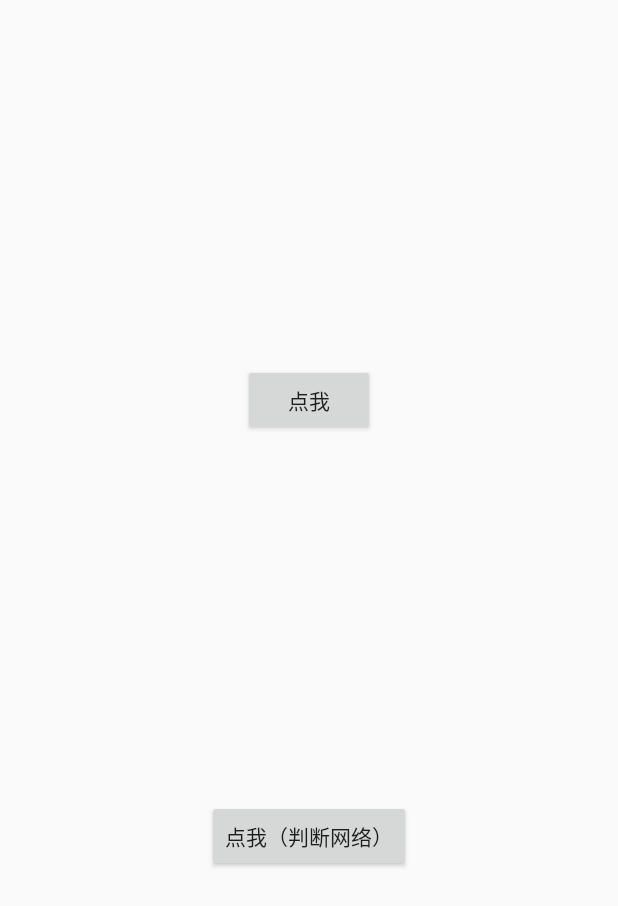
After one commit to moodstrikerdd/DemoGo, an Android app: the IocActivity screen opened directly, with no data from a screen before it, on a phone screen of 412 x 824 dp. The commit adds this screen. Shown: the top 906 px of the screen. Run offline under Robolectric (Android 15) with nearby library versions, the phone set to English and light mode, and no system bars.

Commit message:
简单ioc框架

```diff
--- a/app/src/main/AndroidManifest.xml
+++ b/app/src/main/AndroidManifest.xml
@@ -2,6 +2,7 @@
 <manifest xmlns:android="http://schemas.android.com/apk/res/android"
     package="com.moo.demogo">
 
+    <uses-permission android:name="android.permission.ACCESS_NETWORK_STATE" />
     <uses-permission android:name="android.permission.INTERNET" />
     <uses-permission android:name="android.permission.CAMERA" />
     <uses-permission android:name="android.permission.READ_EXTERNAL_STORAGE" />
@@ -63,7 +64,8 @@
         </provider>
 
         <activity android:name=".mainframe.diffutil.DiffUtilActivity" />
-        <activity android:name=".mainframe.share.ShareActivity"></activity>
+        <activity android:name=".mainframe.share.ShareActivity" />
+        <activity android:name=".mainframe.ioc.IocActivity" />
     </application>
 
 </manifest>
--- a/app/src/main/java/com/moo/demogo/MainActivity.kt
+++ b/app/src/main/java/com/moo/demogo/MainActivity.kt
@@ -10,6 +10,7 @@ import com.moo.demogo.bean.ActivityNameBean
 import com.moo.demogo.mainframe.coroutines.CoroutinesActivity
 import com.moo.demogo.mainframe.diffutil.DiffUtilActivity
 import com.moo.demogo.mainframe.headerandfooter.HeaderFooterActivity
+import com.moo.demogo.mainframe.ioc.IocActivity
 import com.moo.demogo.mainframe.service.ServiceActivity
 import com.moo.demogo.mainframe.share.ShareActivity
 import com.moo.demogo.mainframe.sidesliplistview.SideSlipActivity
@@ -28,7 +29,8 @@ class MainActivity : BaseActivity() {
             ActivityNameBean("ServiceActivity", "ServiceActivity\nstart bind Service生命周期", ServiceActivity::class.java),
             ActivityNameBean("VideoActivity", "VideoActivity\n选择拍摄视频", VideoActivity::class.java),
             ActivityNameBean("DiffUtilActivity", "DiffUtilActivity\nDiffUtil封装通用adapter", DiffUtilActivity::class.java),
-            ActivityNameBean("ShareActivity", "ShareActivity\n调用系统分享", ShareActivity::class.java)
+            ActivityNameBean("ShareActivity", "ShareActivity\n调用系统分享", ShareActivity::class.java),
+            ActivityNameBean("IocActivity", "IocActivity\n自定义ioc框架实现点击事件，网络判断，禁止重复点击", IocActivity::class.java)
     )
 
     override fun getLayoutId(): Int = R.layout.activity_main
--- /dev/null
+++ b/app/src/main/java/com/moo/demogo/mainframe/ioc/AnnotationUtils.kt
@@ -0,0 +1,48 @@
+package com.moo.demogo.mainframe.ioc
+
+import android.app.Activity
+import android.view.View
+import com.moo.demogo.utils.AppUtils
+
+/**
+ * @author moodstrikerdd
+ * @date 2018/7/30
+ * @label ioc入口
+ */
+class AnnotationUtils {
+    private val offsetTimes = hashMapOf<Int, Long>()
+
+    fun inject(activity: Activity) {
+        val javaClass = activity.javaClass
+        val declaredMethods = javaClass.declaredMethods
+        if (declaredMethods != null && declaredMethods.isNotEmpty()) {
+            declaredMethods.forEach { method ->
+                val onClick = method.getAnnotation(OnClick::class.java)
+                val checkNet = method.getAnnotation(CheckNet::class.java)
+                val limitRepeatClick = method.getAnnotation(LimitRepeatClick::class.java)
+                if (onClick != null) {
+                    val values = onClick.value
+                    var offsetTime = 0L
+                    if (limitRepeatClick != null) {
+                        offsetTime = limitRepeatClick.value
+                    }
+                    values.forEach { viewId ->
+                        val view = activity.findViewById<View>(viewId)
+                                ?: throw RuntimeException("OnClick注解中存在无效id")
+                        view.setOnClickListener {
+                            val lastTimeMillis = offsetTimes[viewId] ?: 0L
+                            val currentTimeMillis = System.currentTimeMillis()
+                            if (offsetTime == 0L || currentTimeMillis - lastTimeMillis >= offsetTime) {
+                                offsetTimes[viewId] = currentTimeMillis
+                                if (checkNet == null || checkNet.value.isEmpty() || !checkNet.value.contains(viewId) || AppUtils.hasNet(activity)) {
+                                    method.isAccessible = true
+                                    method.invoke(activity, view)
+                                }
+                            }
+                        }
+                    }
+                }
+            }
+        }
+    }
+}
--- /dev/null
+++ b/app/src/main/java/com/moo/demogo/mainframe/ioc/IocActivity.kt
@@ -0,0 +1,31 @@
+package com.moo.demogo.mainframe.ioc
+
+import android.view.View
+import android.widget.Button
+import com.moo.demogo.R
+import com.moo.demogo.base.BaseActivity
+import org.jetbrains.anko.toast
+
+/**
+ * @author moodstrikerdd
+ * @date 2018/7/30
+ * @label 自定义ioc
+ */
+class IocActivity : BaseActivity() {
+
+    override fun getLayoutId() = R.layout.activity_ioc
+
+    override fun initData() {
+    }
+
+    override fun initView() {
+        AnnotationUtils().inject(this)
+    }
+
+    @OnClick(R.id.btnClick1, R.id.btnClick2)
+    @CheckNet(R.id.btnClick2)
+    @LimitRepeatClick
+    fun onClick(view: View) {
+        toast("${(view as Button).text}被点击了！")
+    }
+}
--- a/app/src/main/java/com/moo/demogo/mainframe/webview/WebViewActivity.kt
+++ b/app/src/main/java/com/moo/demogo/mainframe/webview/WebViewActivity.kt
@@ -49,7 +49,9 @@ class WebViewActivity : BaseActivity() {
         url = intent.getStringExtra(DefineKey.URL)
         title = intent.getStringExtra(DefineKey.TITLE)
         usePost = intent.getBooleanExtra(DefineKey.USE_POST, false)
-        params = intent.getSerializableExtra(DefineKey.PARAMS_MAP) as HashMap<String, String>
+        if (intent.hasExtra(DefineKey.PARAMS_MAP)) {
+            params = intent.getSerializableExtra(DefineKey.PARAMS_MAP) as HashMap<String, String>
+        }
     }
 
     override fun initView() {
--- /dev/null
+++ b/app/src/main/res/layout/activity_ioc.xml
@@ -0,0 +1,39 @@
+<?xml version="1.0" encoding="utf-8"?>
+<android.support.constraint.ConstraintLayout xmlns:android="http://schemas.android.com/apk/res/android"
+    xmlns:app="http://schemas.android.com/apk/res-auto"
+    xmlns:tools="http://schemas.android.com/tools"
+    android:layout_width="match_parent"
+    android:layout_height="match_parent">
+
+    <Button
+        android:id="@+id/btnClick1"
+        android:layout_width="wrap_content"
+        android:layout_height="48dp"
+        android:layout_marginEnd="8dp"
+        android:layout_marginLeft="8dp"
+        android:layout_marginRight="8dp"
+        android:layout_marginStart="8dp"
+        android:layout_marginTop="8dp"
+        android:text="点我"
+        app:layout_constraintEnd_toEndOf="parent"
+        app:layout_constraintBottom_toTopOf="@id/btnClick2"
+        app:layout_constraintStart_toStartOf="parent"
+        app:layout_constraintTop_toTopOf="parent" />
+
+    <Button
+        android:id="@+id/btnClick2"
+        android:layout_width="wrap_content"
+        android:layout_height="wrap_content"
+        android:layout_marginBottom="8dp"
+        android:layout_marginEnd="8dp"
+        android:layout_marginLeft="8dp"
+        android:layout_marginRight="8dp"
+        android:layout_marginStart="8dp"
+        android:layout_marginTop="8dp"
+        android:text="点我（判断网络）"
+        app:layout_constraintBottom_toBottomOf="parent"
+        app:layout_constraintEnd_toEndOf="parent"
+        app:layout_constraintStart_toStartOf="parent"
+        app:layout_constraintTop_toBottomOf="@+id/btnClick1" />
+
+</android.support.constraint.ConstraintLayout>
```
Also changed, not shown: app/src/main/java/com/moo/demogo/mainframe/ioc/CheckNet.kt (added, +10 -0 lines), app/src/main/java/com/moo/demogo/mainframe/ioc/LimitRepeatClick.kt (added, +10 -0 lines), app/src/main/java/com/moo/demogo/mainframe/ioc/OnClick.kt (added, +10 -0 lines), app/src/main/java/com/moo/demogo/utils/AppUtils.kt (+30 -0 lines).
